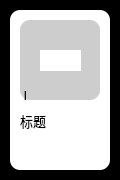
Old version of the form src/rightClickHelper/view/management/menuItemCard_package.ui in the repository NWYLZW/right-click-helper.
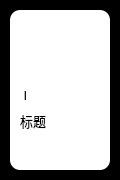
New version of the form. Icons and pictures are not drawn.

Commit message: [refactor] (view) 界面布局优化

```diff
--- a/src/rightClickHelper/view/management/menuItemCard_package.ui
+++ b/src/rightClickHelper/view/management/menuItemCard_package.ui
@@ -46,12 +46,14 @@
 	border-image: url(:/ico/image/common-icon/edit-ed.png);
 }
 
-#remove {
+#switchItem {
 	border: none;
-	border-image: url(:/ico/image/common-icon/delete.png);
 }
-#remove:hover {
-	border-image: url(:/ico/image/common-icon/delete-ed.png);
+#switchItem[status='open'] {
+    border-image: url(:/ico/image/switch-open.png);
+}
+#switchItem[status='close'] {
+    border-image: url(:/ico/image/switch-close.png);
 }
 
 #more {
@@ -124,16 +126,16 @@
      </property>
      <layout class="QGridLayout" name="showMain">
       <property name="leftMargin">
-       <number>4</number>
+       <number>0</number>
       </property>
       <property name="topMargin">
-       <number>4</number>
+       <number>0</number>
       </property>
       <property name="rightMargin">
-       <number>4</number>
+       <number>0</number>
       </property>
       <property name="bottomMargin">
-       <number>4</number>
+       <number>0</number>
       </property>
       <property name="spacing">
        <number>4</number>
@@ -181,52 +183,6 @@
      </layout>
     </widget>
    </widget>
-   <widget class="QWidget" name="maskCard" native="true">
-    <property name="geometry">
-     <rect>
-      <x>20</x>
-      <y>20</y>
-      <width>80</width>
-      <height>80</height>
-     </rect>
-    </property>
-    <property name="styleSheet">
-     <string notr="true">#switchItem {
-	border: none;
-}
-#switchItem[status='open'] {
-    border-image: url(:/ico/image/switch-open.png);
-}
-#switchItem[status='close'] {
-    border-image: url(:/ico/image/switch-close.png);
-}</string>
-    </property>
-    <widget class="QGraphicsView" name="switchItem">
-     <property name="geometry">
-      <rect>
-       <x>20</x>
-       <y>30</y>
-       <width>41</width>
-       <height>21</height>
-      </rect>
-     </property>
-     <property name="maximumSize">
-      <size>
-       <width>16777215</width>
-       <height>16777215</height>
-      </size>
-     </property>
-     <property name="cursor" stdset="0">
-      <cursorShape>PointingHandCursor</cursorShape>
-     </property>
-     <property name="toolTip">
-      <string/>
-     </property>
-     <property name="styleSheet">
-      <string notr="true"/>
-     </property>
-    </widget>
-   </widget>
    <widget class="QLabel" name="showIcon">
     <property name="geometry">
      <rect>
@@ -260,32 +216,32 @@
     </property>
     <layout class="QHBoxLayout" name="horizontalLayout">
      <item>
-      <widget class="QPushButton" name="edit">
+      <widget class="QGraphicsView" name="switchItem">
        <property name="minimumSize">
         <size>
-         <width>16</width>
-         <height>16</height>
+         <width>30</width>
+         <height>15</height>
         </size>
        </property>
        <property name="maximumSize">
         <size>
-         <width>16</width>
-         <height>16</height>
+         <width>30</width>
+         <height>15</height>
         </size>
        </property>
-       <property name="cursor">
+       <property name="cursor" stdset="0">
         <cursorShape>PointingHandCursor</cursorShape>
        </property>
        <property name="toolTip">
-        <string>编辑</string>
-       </property>
-       <property name="text">
         <string/>
        </property>
+       <property name="styleSheet">
+        <string notr="true"/>
+       </property>
       </widget>
      </item>
      <item>
-      <widget class="QPushButton" name="remove">
+      <widget class="QPushButton" name="edit">
        <property name="minimumSize">
         <size>
          <width>16</width>
@@ -302,7 +258,7 @@
         <cursorShape>PointingHandCursor</cursorShape>
        </property>
        <property name="toolTip">
-        <string>删除</string>
+        <string>编辑</string>
        </property>
        <property name="text">
         <string/>
```
The commit also changes 5 other files.
